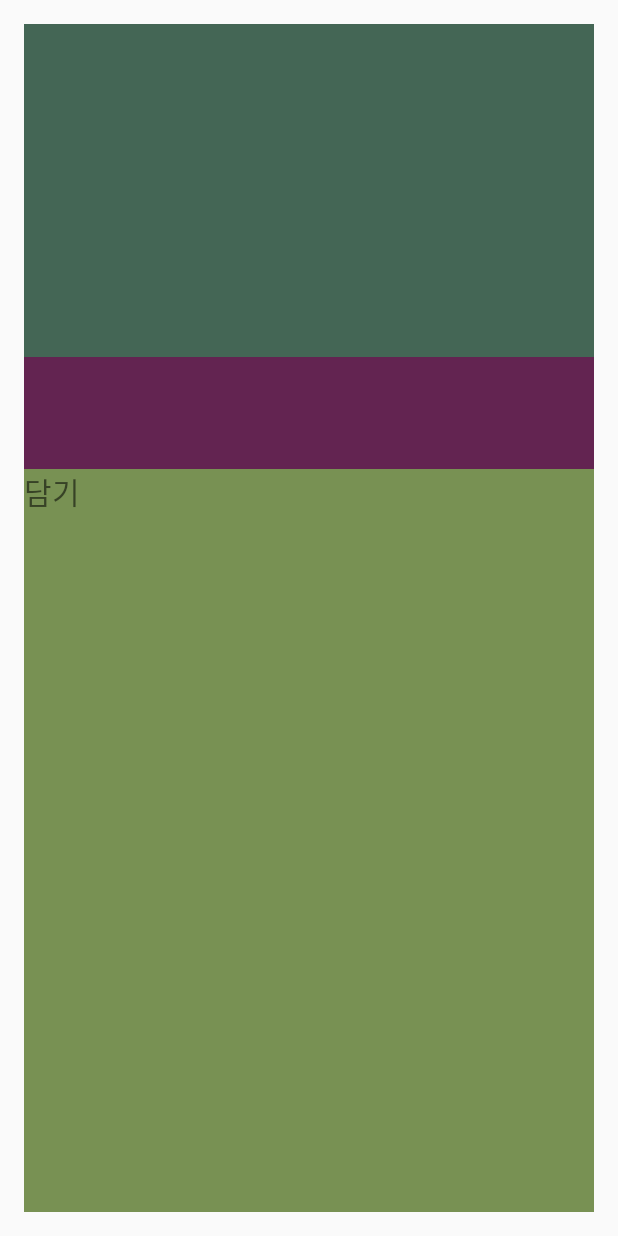
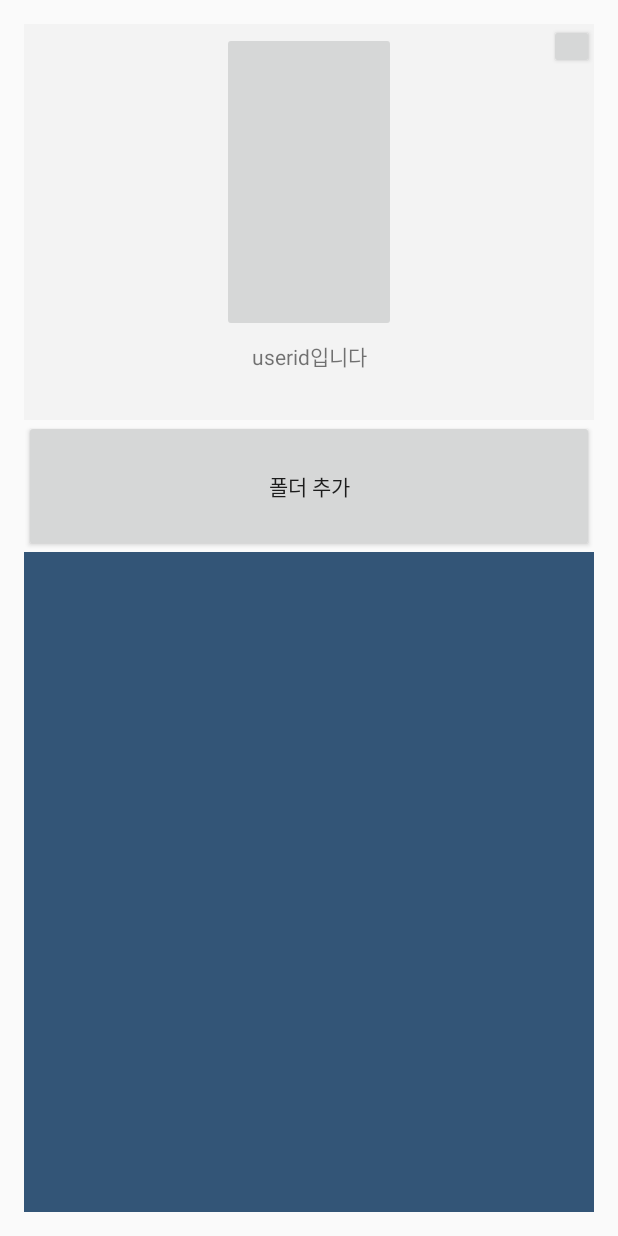
Before and after one commit to Leewonkyung/SOMATE, an Android app: the layout activity_person.xml on its own in the app's theme, with its tools: preview values and no code run, on a phone screen of 412 x 824 dp. Run offline under Robolectric (Android 15) with nearby library versions, the phone set to English and light mode, and no system bars.

Commit message:
activity_persom.xml 수정
사용자 레이아웃 수정함! 이 디자인으로 갈 듯!

```diff
--- a/CookCook/app/src/main/res/layout/activity_person.xml
+++ b/CookCook/app/src/main/res/layout/activity_person.xml
@@ -9,40 +9,89 @@
     android:orientation="vertical"
     tools:context=".MainActivity">
 
+    <!-- 사용자의 정보를 담은 부분, 더 큰 레이아웃 -->
     <LinearLayout
         android:layout_width="match_parent"
         android:layout_height="0dp"
         android:layout_weight="3"
-        android:background="#FF00FF"
-        android:orientation="vertical"
-        >
+        android:orientation="horizontal"
+        android:background="#F3F3F3">
+
+        <!-- 비율을 위한 빈공간 -->
         <LinearLayout
-            android:layout_width="match_parent"
-            android:layout_height="0dp"
-            android:layout_weight="3"
-            android:background="#446655"
-            >
+            android:layout_width="0dp"
+            android:layout_height="match_parent"
+            android:layout_weight="1">
         </LinearLayout>
+
+        <!-- 이미지와 아이디를 담을 레이아웃 -->
         <LinearLayout
-            android:layout_width="match_parent"
-            android:layout_height="0dp"
+            android:layout_width="0dp"
+            android:layout_height="match_parent"
             android:layout_weight="1"
-            android:background="#632451"
-            ></LinearLayout>
-    </LinearLayout>
+            android:orientation="vertical">
+            <!-- 이미지를 담을 부분 -->
+            <LinearLayout
+                android:layout_width="match_parent"
+                android:layout_height="0dp"
+                android:layout_weight="4"
+                android:padding="5dp">
+                <!-- 사용자 이미지-->
+                <ImageButton
+                    android:id="@+id/user_image"
+                    android:layout_width="match_parent"
+                    android:layout_height="match_parent"/>
+            </LinearLayout>
 
+            <!-- 아이디를 담을 부분-->
+            <LinearLayout
+                android:layout_width="match_parent"
+                android:layout_height="0dp"
+                android:layout_weight="1">
+                <TextView
+                    android:id="@+id/user_id"
+                    android:layout_width="match_parent"
+                    android:layout_height="wrap_content"
+                    android:gravity="top|center"
+                    android:text="userid입니다"/>
+            </LinearLayout>
+        </LinearLayout>
+
+        <!-- 설정 버튼 레이아웃-->
+        <LinearLayout
+            android:layout_width="0dp"
+            android:layout_height="match_parent"
+            android:layout_weight="1"
+            android:gravity="right">
+            <!-- 설정버튼 -->
+            <Button
+                android:id="@+id/user_setting"
+                android:layout_width="30dp"
+                android:layout_height="30dp"
+                />
+        </LinearLayout>
+    </LinearLayout> <!-- 사용자 레이아웃 끝 -->
+
+    <!-- 추가 버튼을 담은 레이아웃 -->
     <LinearLayout
         android:layout_width="match_parent"
         android:layout_height="0dp"
-        android:layout_weight="5"
-        android:background="#789153"
+        android:layout_weight="1"
         >
-        <TextView
+        <Button
+            android:id="@+id/folder_add_button"
             android:layout_width="match_parent"
-            android:layout_height="wrap_content"
-            android:layout_gravity="center_horizontal"
-            android:textSize="20dp"
-            android:text="담기"
+            android:layout_height="match_parent"
+            android:gravity="center"
+            android:text="폴더 추가"
             />
     </LinearLayout>
+
+    <!-- 폴더 목록을 담은 레이아웃, 스크롤 뷰로 구현하기 -->
+    <ScrollView
+        android:layout_width="match_parent"
+        android:layout_height="0dp"
+        android:layout_weight="5"
+        android:background="#335577">
+    </ScrollView>
 </LinearLayout>
```
